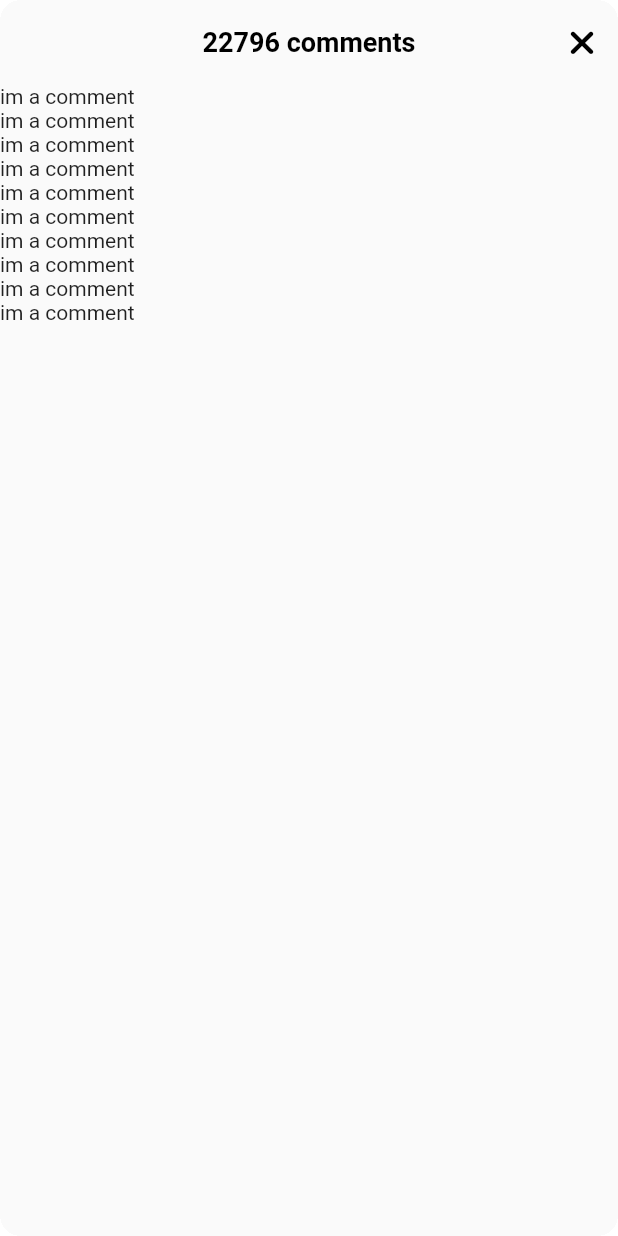
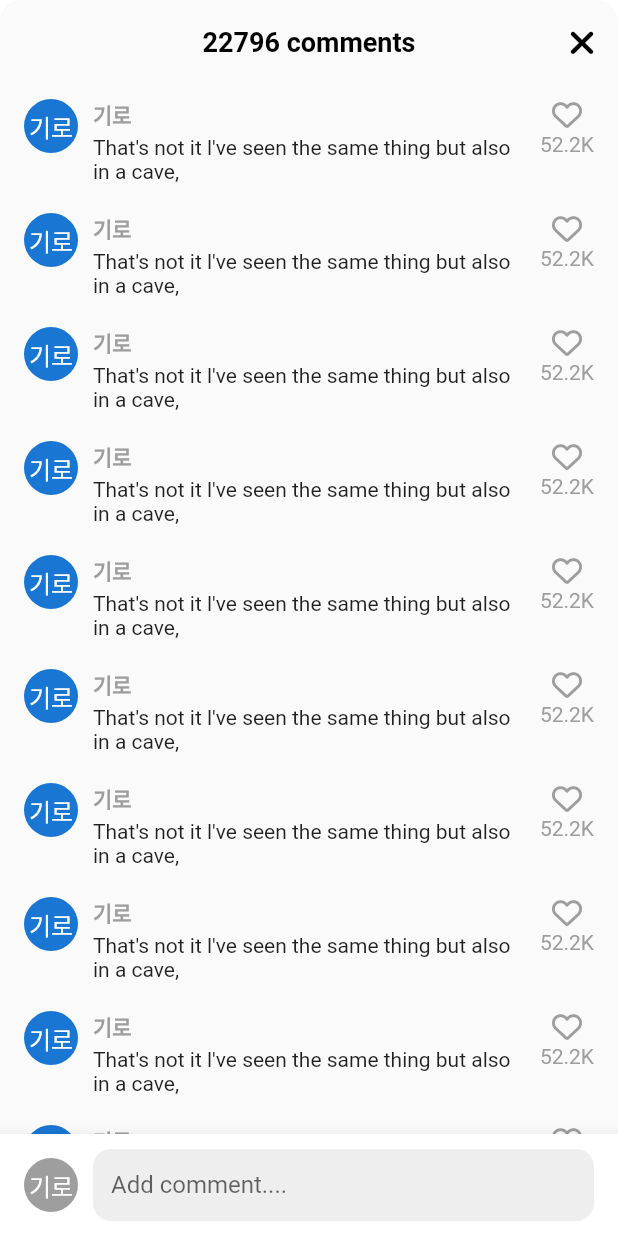
Before and after one commit to dlrlfgh1210/TikTok-Clone, a Flutter app: the VideoComments screen opened directly, on a phone screen of 412 x 824 dp. Run offline on Flutter 3.47's test engine with Material 2 defaults, Android fonts, the light colour scheme and no system bars; our stand-ins replace font_awesome_flutter, video_player, visibility_detector.

Commit message:
Add Comment

```diff
--- a/lib/features/main_navigation/main_navigation_screen.dart
+++ b/lib/features/main_navigation/main_navigation_screen.dart
@@ -36,6 +36,7 @@ class _MainNavigationScreenState extends State<MainNavigationScreen> {
   @override
   Widget build(BuildContext context) {
     return Scaffold(
+      resizeToAvoidBottomInset: false,
       backgroundColor: _selectedIndex == 0 ? Colors.black : Colors.white,
       body: Stack(
         children: [
--- a/lib/features/videos/widgets/video_comments.dart
+++ b/lib/features/videos/widgets/video_comments.dart
@@ -1,4 +1,5 @@
 import 'package:flutter/material.dart';
+import 'package:flutter_tiktok/constants/gaps.dart';
 import 'package:flutter_tiktok/constants/sizes.dart';
 import 'package:font_awesome_flutter/font_awesome_flutter.dart';
 
@@ -16,7 +17,9 @@ class _VideoCommentsState extends State<VideoComments> {
 
   @override
   Widget build(BuildContext context) {
+    final size = MediaQuery.of(context).size;
     return Container(
+      height: size.height * 0.75,
       clipBehavior: Clip.hardEdge,
       decoration: BoxDecoration(
         borderRadius: BorderRadius.circular(Sizes.size14),
@@ -30,16 +33,110 @@ class _VideoCommentsState extends State<VideoComments> {
           centerTitle: true,
           actions: [
             IconButton(
-                onPressed: _onClosePressed,
-                icon: const FaIcon(FontAwesomeIcons.xmark),
+              onPressed: _onClosePressed,
+              icon: const FaIcon(FontAwesomeIcons.xmark),
             ),
           ],
         ),
-        body: ListView.builder(
-            itemCount: 10,
-            itemBuilder: (context, index) => Container(
-              child: const Text("im a comment"),
+        body: Stack(
+          children: [
+            ListView.separated(
+              padding: const EdgeInsets.symmetric(
+                vertical: Sizes.size10,
+                horizontal: Sizes.size16,
+              ),
+              separatorBuilder: (context, index) => Gaps.v20,
+              itemCount: 10,
+              itemBuilder: (context, index) => Row(
+                crossAxisAlignment: CrossAxisAlignment.start,
+                children: [
+                  const CircleAvatar(
+                    radius: 18,
+                    child: Text("기로"),
+                  ),
+                  Gaps.h10,
+                  Expanded(
+                    child: Column(
+                      crossAxisAlignment: CrossAxisAlignment.start,
+                      children: [
+                        Text(
+                          "기로",
+                          style: TextStyle(
+                              fontWeight: FontWeight.bold,
+                              fontSize: Sizes.size14,
+                              color: Colors.grey.shade500),
+                        ),
+                        Gaps.v3,
+                        const Text(
+                            "That's not it l've seen the same thing but also in a cave,")
+                      ],
+                    ),
+                  ),
+                  Gaps.h10,
+                  Column(
+                    children: [
+                      FaIcon(
+                        FontAwesomeIcons.heart,
+                        size: Sizes.size20,
+                        color: Colors.grey.shade500,
+                      ),
+                      Gaps.v2,
+                      Text(
+                        '52.2K',
+                        style: TextStyle(
+                          color: Colors.grey.shade500,
+                        ),
+                      ),
+                    ],
+                  ),
+                ],
+              ),
             ),
+            Positioned(
+              bottom: 0,
+              width: size.width,
+              child: BottomAppBar(
+                color: Colors.white,
+                child: Padding(
+                  padding: const EdgeInsets.symmetric(
+                    horizontal: Sizes.size16,
+                    vertical: Sizes.size10,
+                  ),
+                  child: Row(
+                    children: [
+                      CircleAvatar(
+                        radius: 18,
+                        backgroundColor: Colors.grey.shade500,
+                        foregroundColor: Colors.white,
+                        child: const Text("기로"),
+                      ),
+                      Gaps.h10,
+                      Expanded(
+                        child: TextField(
+                          cursorColor: Theme.of(context).primaryColor,
+                          decoration: InputDecoration(
+                            hintText: "Add comment....",
+                            border: OutlineInputBorder(
+                              borderRadius: BorderRadius.circular(
+                                Sizes.size12,
+                              ),
+                              borderSide: BorderSide.none,
+                            ),
+                            filled: true,
+                            fillColor: Colors.grey.shade200,
+                            contentPadding: const EdgeInsets.symmetric(
+                              vertical: Sizes.size10,
+                              horizontal: Sizes.size12,
+                            ),
+                          ),
+                        ),
+                      )
+                    ],
+                  ),
+                ),
+              ),
+            )
+          ],
         ),
       ),
     );
--- a/lib/features/videos/widgets/video_post.dart
+++ b/lib/features/videos/widgets/video_post.dart
@@ -100,6 +100,7 @@ class _VideoPostState extends State<VideoPost>
     }
     await showModalBottomSheet(
       context: context,
+      isScrollControlled: true,
       backgroundColor: Colors.transparent,
       builder: (context) => const VideoComments(),
     );
```
